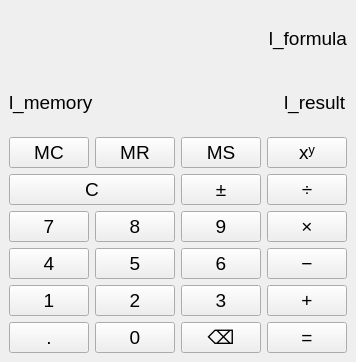
The window that calculator/mainwindow.ui (sanekxxz/cpp-calculator) describes before a commit, drawn with Qt 5.
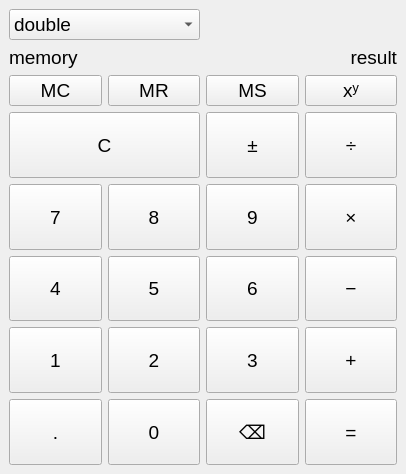
The same window after the commit.

What changed in the file:
```diff
--- a/calculator/mainwindow.ui
+++ b/calculator/mainwindow.ui
@@ -6,8 +6,8 @@
    <rect>
     <x>0</x>
     <y>0</y>
-    <width>310</width>
-    <height>362</height>
+    <width>406</width>
+    <height>474</height>
    </rect>
   </property>
   <property name="sizePolicy">
@@ -16,6 +16,12 @@
     <verstretch>0</verstretch>
    </sizepolicy>
   </property>
+  <property name="minimumSize">
+   <size>
+    <width>406</width>
+    <height>0</height>
+   </size>
+  </property>
   <property name="font">
    <font>
     <pointsize>14</pointsize>
@@ -26,198 +32,411 @@
   </property>
   <widget class="QWidget" name="centralwidget">
    <layout class="QGridLayout" name="gridLayout">
-    <item row="7" column="0">
-     <widget class="QPushButton" name="pb_point">
+    <item row="13" column="0">
+     <widget class="QPushButton" name="pb_seven">
+      <property name="sizePolicy">
+       <sizepolicy hsizetype="Minimum" vsizetype="Minimum">
+        <horstretch>0</horstretch>
+        <verstretch>0</verstretch>
+       </sizepolicy>
+      </property>
       <property name="text">
-       <string>.</string>
+       <string>7</string>
       </property>
      </widget>
     </item>
-    <item row="6" column="0">
-     <widget class="QPushButton" name="pb_one">
+    <item row="14" column="2">
+     <widget class="QPushButton" name="pb_six">
+      <property name="sizePolicy">
+       <sizepolicy hsizetype="Minimum" vsizetype="Minimum">
+        <horstretch>0</horstretch>
+        <verstretch>0</verstretch>
+       </sizepolicy>
+      </property>
       <property name="text">
-       <string>1</string>
+       <string>6</string>
       </property>
      </widget>
     </item>
-    <item row="5" column="1">
+    <item row="9" column="0">
+     <widget class="QPushButton" name="pb_memory_clear">
+      <property name="sizePolicy">
+       <sizepolicy hsizetype="Minimum" vsizetype="Fixed">
+        <horstretch>0</horstretch>
+        <verstretch>0</verstretch>
+       </sizepolicy>
+      </property>
+      <property name="text">
+       <string>MC</string>
+      </property>
+     </widget>
+    </item>
+    <item row="9" column="2">
+     <widget class="QPushButton" name="pb_memory_save">
+      <property name="sizePolicy">
+       <sizepolicy hsizetype="Minimum" vsizetype="Fixed">
+        <horstretch>0</horstretch>
+        <verstretch>0</verstretch>
+       </sizepolicy>
+      </property>
+      <property name="text">
+       <string>MS</string>
+      </property>
+     </widget>
+    </item>
+    <item row="13" column="1">
+     <widget class="QPushButton" name="pb_eight">
+      <property name="sizePolicy">
+       <sizepolicy hsizetype="Minimum" vsizetype="Minimum">
+        <horstretch>0</horstretch>
+        <verstretch>0</verstretch>
+       </sizepolicy>
+      </property>
+      <property name="text">
+       <string>8</string>
+      </property>
+     </widget>
+    </item>
+    <item row="14" column="1">
      <widget class="QPushButton" name="pb_five">
+      <property name="sizePolicy">
+       <sizepolicy hsizetype="Minimum" vsizetype="Minimum">
+        <horstretch>0</horstretch>
+        <verstretch>0</verstretch>
+       </sizepolicy>
+      </property>
       <property name="text">
        <string>5</string>
       </property>
      </widget>
     </item>
-    <item row="6" column="3">
-     <widget class="QPushButton" name="pb_plus">
-      <property name="text">
-       <string>+</string>
+    <item row="13" column="3">
+     <widget class="QPushButton" name="pb_multiplication">
+      <property name="sizePolicy">
+       <sizepolicy hsizetype="Minimum" vsizetype="Minimum">
+        <horstretch>0</horstretch>
+        <verstretch>0</verstretch>
+       </sizepolicy>
       </property>
-     </widget>
-    </item>
-    <item row="5" column="3">
-     <widget class="QPushButton" name="pb_minus">
-      <property name="text">
-       <string>−</string>
-      </property>
-     </widget>
-    </item>
-    <item row="2" column="2">
-     <widget class="QPushButton" name="pb_save_memory">
-      <property name="text">
-       <string>MS</string>
-      </property>
-     </widget>
-    </item>
-    <item row="7" column="3">
-     <widget class="QPushButton" name="pb_result">
-      <property name="text">
-       <string>=</string>
-      </property>
-     </widget>
-    </item>
-    <item row="7" column="2">
-     <widget class="QPushButton" name="pb_delete_last_char">
-      <property name="text">
-       <string>⌫</string>
-      </property>
-     </widget>
-    </item>
-    <item row="4" column="3">
-     <widget class="QPushButton" name="pb_multiplay">
       <property name="text">
        <string>×</string>
       </property>
      </widget>
     </item>
-    <item row="3" column="3">
-     <widget class="QPushButton" name="pb_divide">
-      <property name="text">
-       <string>÷</string>
+    <item row="24" column="1">
+     <widget class="QPushButton" name="pb_zero">
+      <property name="sizePolicy">
+       <sizepolicy hsizetype="Minimum" vsizetype="Minimum">
+        <horstretch>0</horstretch>
+        <verstretch>0</verstretch>
+       </sizepolicy>
       </property>
-     </widget>
-    </item>
-    <item row="3" column="2">
-     <widget class="QPushButton" name="pb_add_plus_or_minus">
       <property name="text">
-       <string>±</string>
+       <string>0</string>
       </property>
      </widget>
     </item>
-    <item row="4" column="1">
-     <widget class="QPushButton" name="pb_eng">
-      <property name="text">
-       <string>8</string>
-      </property>
-     </widget>
-    </item>
-    <item row="6" column="2">
+    <item row="16" column="2">
      <widget class="QPushButton" name="pb_three">
+      <property name="sizePolicy">
+       <sizepolicy hsizetype="Minimum" vsizetype="Minimum">
+        <horstretch>0</horstretch>
+        <verstretch>0</verstretch>
+       </sizepolicy>
+      </property>
       <property name="text">
        <string>3</string>
       </property>
      </widget>
     </item>
-    <item row="2" column="0">
-     <widget class="QPushButton" name="pb_clear_memory">
-      <property name="text">
-       <string>MC</string>
+    <item row="12" column="2">
+     <widget class="QPushButton" name="pb_to_negative">
+      <property name="sizePolicy">
+       <sizepolicy hsizetype="Minimum" vsizetype="Minimum">
+        <horstretch>0</horstretch>
+        <verstretch>0</verstretch>
+       </sizepolicy>
       </property>
-     </widget>
-    </item>
-    <item row="2" column="1">
-     <widget class="QPushButton" name="pb_load_memory">
       <property name="text">
-       <string>MR</string>
+       <string>±</string>
       </property>
      </widget>
     </item>
-    <item row="4" column="0">
-     <widget class="QPushButton" name="pb_sever">
+    <item row="24" column="3">
+     <widget class="QPushButton" name="pb_equals">
+      <property name="sizePolicy">
+       <sizepolicy hsizetype="Minimum" vsizetype="Minimum">
+        <horstretch>0</horstretch>
+        <verstretch>0</verstretch>
+       </sizepolicy>
+      </property>
       <property name="text">
-       <string>7</string>
+       <string>=</string>
       </property>
      </widget>
     </item>
-    <item row="3" column="0" colspan="2">
+    <item row="12" column="0" colspan="2">
      <widget class="QPushButton" name="pb_clear">
+      <property name="sizePolicy">
+       <sizepolicy hsizetype="Minimum" vsizetype="Minimum">
+        <horstretch>0</horstretch>
+        <verstretch>0</verstretch>
+       </sizepolicy>
+      </property>
       <property name="text">
        <string>C</string>
       </property>
      </widget>
     </item>
-    <item row="4" column="2">
-     <widget class="QPushButton" name="pb_nine">
-      <property name="text">
-       <string>9</string>
-      </property>
-     </widget>
-    </item>
-    <item row="7" column="1">
-     <widget class="QPushButton" name="pb_zero">
-      <property name="text">
-       <string>0</string>
-      </property>
-     </widget>
-    </item>
-    <item row="5" column="0">
+    <item row="14" column="0">
      <widget class="QPushButton" name="pb_four">
+      <property name="sizePolicy">
+       <sizepolicy hsizetype="Minimum" vsizetype="Minimum">
+        <horstretch>0</horstretch>
+        <verstretch>0</verstretch>
+       </sizepolicy>
+      </property>
       <property name="text">
        <string>4</string>
       </property>
      </widget>
     </item>
-    <item row="5" column="2">
-     <widget class="QPushButton" name="pb_six">
+    <item row="24" column="0">
+     <widget class="QPushButton" name="tb_extra">
+      <property name="sizePolicy">
+       <sizepolicy hsizetype="Minimum" vsizetype="Minimum">
+        <horstretch>0</horstretch>
+        <verstretch>0</verstretch>
+       </sizepolicy>
+      </property>
       <property name="text">
-       <string>6</string>
+       <string>.</string>
       </property>
      </widget>
     </item>
-    <item row="1" column="0" colspan="4">
-     <layout class="QHBoxLayout" name="horizontalLayout" stretch="1,0">
+    <item row="16" column="1">
+     <widget class="QPushButton" name="pb_two">
+      <property name="sizePolicy">
+       <sizepolicy hsizetype="Minimum" vsizetype="Minimum">
+        <horstretch>0</horstretch>
+        <verstretch>0</verstretch>
+       </sizepolicy>
+      </property>
+      <property name="text">
+       <string>2</string>
+      </property>
+     </widget>
+    </item>
+    <item row="24" column="2">
+     <widget class="QPushButton" name="pb_backspace">
+      <property name="sizePolicy">
+       <sizepolicy hsizetype="Minimum" vsizetype="Minimum">
+        <horstretch>0</horstretch>
+        <verstretch>0</verstretch>
+       </sizepolicy>
+      </property>
+      <property name="font">
+       <font>
+        <family>Segoe UI</family>
+        <pointsize>14</pointsize>
+       </font>
+      </property>
+      <property name="text">
+       <string>⌫</string>
+      </property>
+      <property name="iconSize">
+       <size>
+        <width>26</width>
+        <height>26</height>
+       </size>
+      </property>
+     </widget>
+    </item>
+    <item row="12" column="3">
+     <widget class="QPushButton" name="pb_division">
+      <property name="sizePolicy">
+       <sizepolicy hsizetype="Minimum" vsizetype="Minimum">
+        <horstretch>0</horstretch>
+        <verstretch>0</verstretch>
+       </sizepolicy>
+      </property>
+      <property name="text">
+       <string>÷</string>
+      </property>
+     </widget>
+    </item>
+    <item row="16" column="3">
+     <widget class="QPushButton" name="pb_addition">
+      <property name="sizePolicy">
+       <sizepolicy hsizetype="Minimum" vsizetype="Minimum">
+        <horstretch>0</horstretch>
+        <verstretch>0</verstretch>
+       </sizepolicy>
+      </property>
+      <property name="text">
+       <string>+</string>
+      </property>
+     </widget>
+    </item>
+    <item row="16" column="0">
+     <widget class="QPushButton" name="pb_one">
+      <property name="sizePolicy">
+       <sizepolicy hsizetype="Minimum" vsizetype="Minimum">
+        <horstretch>0</horstretch>
+        <verstretch>0</verstretch>
+       </sizepolicy>
+      </property>
+      <property name="text">
+       <string>1</string>
+      </property>
+     </widget>
+    </item>
+    <item row="13" column="2">
+     <widget class="QPushButton" name="pb_nine">
+      <property name="sizePolicy">
+       <sizepolicy hsizetype="Minimum" vsizetype="Minimum">
+        <horstretch>0</horstretch>
+        <verstretch>0</verstretch>
+       </sizepolicy>
+      </property>
+      <property name="text">
+       <string>9</string>
+      </property>
+     </widget>
+    </item>
+    <item row="2" column="0" colspan="4">
+     <layout class="QHBoxLayout" name="horizontalLayout">
       <item>
        <widget class="QLabel" name="l_memory">
+        <property name="sizePolicy">
+         <sizepolicy hsizetype="Maximum" vsizetype="Fixed">
+          <horstretch>0</horstretch>
+          <verstretch>0</verstretch>
+         </sizepolicy>
+        </property>
         <property name="text">
-         <string>l_memory</string>
+         <string>memory</string>
         </property>
        </widget>
       </item>
       <item>
        <widget class="QLabel" name="l_result">
+        <property name="sizePolicy">
+         <sizepolicy hsizetype="Preferred" vsizetype="Fixed">
+          <horstretch>0</horstretch>
+          <verstretch>0</verstretch>
+         </sizepolicy>
+        </property>
         <property name="text">
-         <string>l_result</string>
+         <string>result</string>
+        </property>
+        <property name="alignment">
+         <set>Qt::AlignmentFlag::AlignRight|Qt::AlignmentFlag::AlignTrailing|Qt::AlignmentFlag::AlignVCenter</set>
         </property>
        </widget>
       </item>
      </layout>
     </item>
-    <item row="2" column="3">
-     <widget class="QPushButton" name="pb_pow">
+    <item row="9" column="1">
+     <widget class="QPushButton" name="pb_memory_read">
+      <property name="sizePolicy">
+       <sizepolicy hsizetype="Minimum" vsizetype="Fixed">
+        <horstretch>0</horstretch>
+        <verstretch>0</verstretch>
+       </sizepolicy>
+      </property>
+      <property name="text">
+       <string>MR</string>
+      </property>
+     </widget>
+    </item>
+    <item row="14" column="3">
+     <widget class="QPushButton" name="pb_minus">
+      <property name="sizePolicy">
+       <sizepolicy hsizetype="Minimum" vsizetype="Minimum">
+        <horstretch>0</horstretch>
+        <verstretch>0</verstretch>
+       </sizepolicy>
+      </property>
+      <property name="text">
+       <string>−</string>
+      </property>
+     </widget>
+    </item>
+    <item row="9" column="3">
+     <widget class="QPushButton" name="pb_raise_to_deegre">
+      <property name="sizePolicy">
+       <sizepolicy hsizetype="Minimum" vsizetype="Fixed">
+        <horstretch>0</horstretch>
+        <verstretch>0</verstretch>
+       </sizepolicy>
+      </property>
       <property name="text">
        <string>xʸ</string>
       </property>
-     </widget>
-    </item>
-    <item row="6" column="1">
-     <widget class="QPushButton" name="pb_two">
-      <property name="text">
-       <string>2</string>
+      <property name="iconSize">
+       <size>
+        <width>26</width>
+        <height>26</height>
+       </size>
       </property>
      </widget>
     </item>
-    <item row="0" column="0" colspan="4">
+    <item row="0" column="2" colspan="2">
      <widget class="QLabel" name="l_formula">
-      <property name="layoutDirection">
-       <enum>Qt::LayoutDirection::RightToLeft</enum>
+      <property name="sizePolicy">
+       <sizepolicy hsizetype="Preferred" vsizetype="Maximum">
+        <horstretch>0</horstretch>
+        <verstretch>0</verstretch>
+       </sizepolicy>
       </property>
       <property name="text">
-       <string>l_formula</string>
+       <string>&lt;html&gt;&lt;head/&gt;&lt;body&gt;&lt;p&gt;&lt;/p&gt;&lt;/body&gt;&lt;/html&gt;</string>
       </property>
       <property name="alignment">
        <set>Qt::AlignmentFlag::AlignRight|Qt::AlignmentFlag::AlignTrailing|Qt::AlignmentFlag::AlignVCenter</set>
       </property>
      </widget>
     </item>
+    <item row="0" column="0" colspan="2">
+     <widget class="QComboBox" name="cmb_controller">
+      <item>
+       <property name="text">
+        <string>double</string>
+       </property>
+      </item>
+      <item>
+       <property name="text">
+        <string>float</string>
+       </property>
+      </item>
+      <item>
+       <property name="text">
+        <string>uint8_t</string>
+       </property>
+      </item>
+      <item>
+       <property name="text">
+        <string>int</string>
+       </property>
+      </item>
+      <item>
+       <property name="text">
+        <string>int64_t</string>
+       </property>
+      </item>
+      <item>
+       <property name="text">
+        <string>size_t</string>
+       </property>
+      </item>
+      <item>
+       <property name="text">
+        <string>Rational</string>
+       </property>
+      </item>
+     </widget>
+    </item>
    </layout>
   </widget>
  </widget>
```
